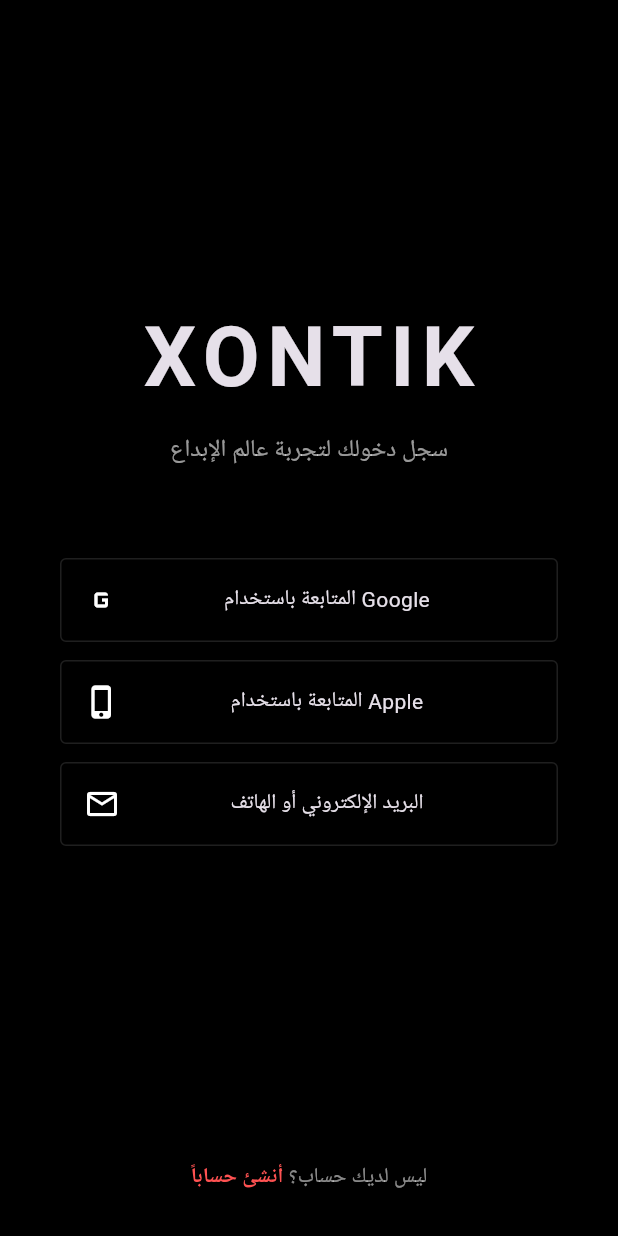
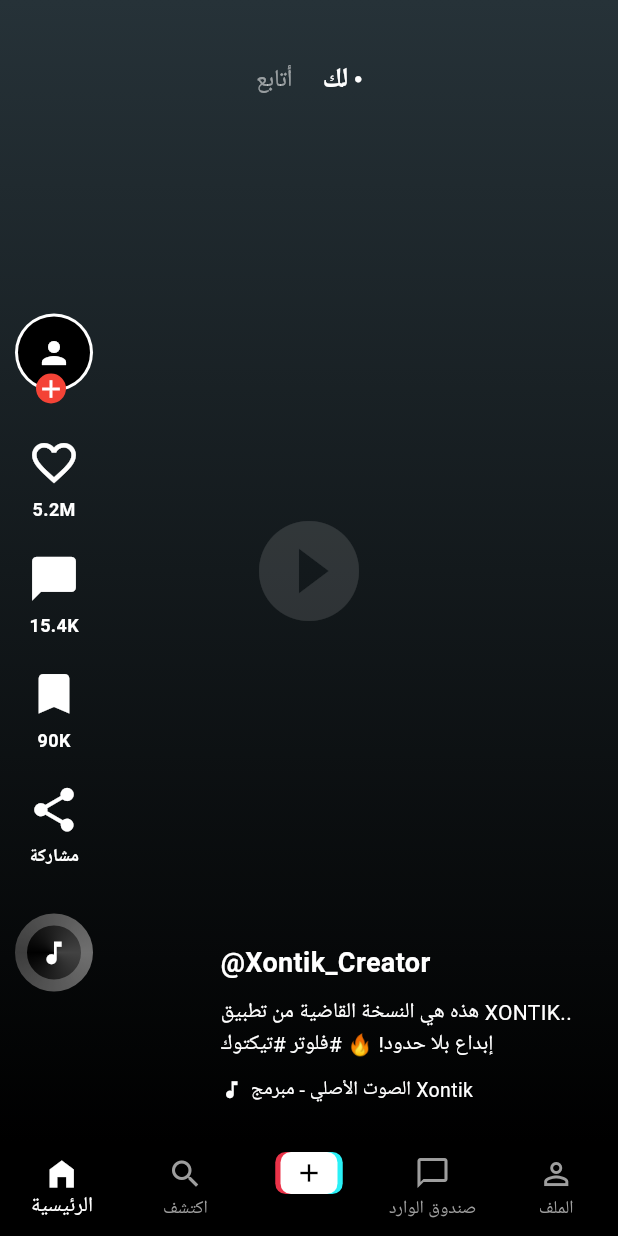
Before and after one commit to express-shopping/Xontik_V2, a Flutter app: the screen it shows after launch, on a phone screen of 412 x 824 dp. Run offline on Flutter 3.47's test engine with Material 3 defaults, Android fonts, the phone set to English and light mode, and no system bars.

Commit message:
Explosive Release: Full TikTok Experience

```diff
--- a/lib/main.dart
+++ b/lib/main.dart
@@ -1,147 +1,191 @@
 import 'package:flutter/material.dart';
 
-void main() => runApp(const XontikProApp());
+void main() => runApp(const XontikMasterpiece());
 
-class XontikProApp extends StatelessWidget {
-  const XontikProApp({super.key});
+class XontikMasterpiece extends StatelessWidget {
+  const XontikMasterpiece({super.key});
   @override
   Widget build(BuildContext context) {
     return MaterialApp(
       debugShowCheckedModeBanner: false,
-      theme: ThemeData.dark().copyWith(scaffoldBackgroundColor: Colors.black),
-      home: const TikTokAuthPage(),
+      theme: ThemeData.dark().copyWith(
+        scaffoldBackgroundColor: Colors.black,
+        bottomNavigationBarTheme: const BottomNavigationBarThemeData(
+          backgroundColor: Colors.black,
+          selectedItemColor: Colors.white,
+          unselectedItemColor: Colors.grey,
+        ),
+      ),
+      home: const MainTikTokScaffold(),
     );
   }
 }
 
-// --- شاشة الدخول الراقية ---
-class TikTokAuthPage extends StatelessWidget {
-  const TikTokAuthPage({super.key});
+class MainTikTokScaffold extends StatefulWidget {
+  const MainTikTokScaffold({super.key});
+  @override
+  State<MainTikTokScaffold> createState() => _MainTikTokScaffoldState();
+}
+
+class _MainTikTokScaffoldState extends State<MainTikTokScaffold> {
+  int _selectedIndex = 0;
+
   @override
   Widget build(BuildContext context) {
     return Scaffold(
-      body: Container(
-        padding: const EdgeInsets.symmetric(horizontal: 40),
-        child: Column(
+      body: IndexedStack(
+        index: _selectedIndex,
         children: [
-            const Spacer(),
-            const Text("XONTIK", style: TextStyle(fontSize: 55, fontWeight: FontWeight.bold, letterSpacing: 5)),
-            const SizedBox(height: 10),
-            const Text("سجل دخولك لتجربة عالم الإبداع", style: TextStyle(color: Colors.white60, fontSize: 16)),
-            const SizedBox(height: 60),
-            _socialButton(Icons.g_mobiledata, "المتابعة باستخدام Google"),
-            _socialButton(Icons.phone_iphone, "المتابعة باستخدام Apple"),
-            _socialButton(Icons.mail_outline, "البريد الإلكتروني أو الهاتف"),
-            const Spacer(),
-            // زر إنشاء حساب صغير في الأسفل
-            Padding(
-              padding: const EdgeInsets.only(bottom: 30),
-              child: InkWell(
-                onTap: () => Navigator.push(context, MaterialPageRoute(builder: (context) => const TikTokFeed())),
-                child: RichText(
-                  text: const TextSpan(
-                    text: "ليس لديك حساب؟ ",
-                    style: TextStyle(color: Colors.white54),
-                    children: [
-                      TextSpan(text: "أنشئ حساباً", style: TextStyle(color: Colors.redAccent, fontWeight: FontWeight.bold)),
+          const TikTokFeedView(), // شاشة الفيديوهات الرئيسية
+          const Center(child: Text("اكتشف الصيحات الجديدة")),
+          const Center(child: Text("الكاميرا قيد التطوير")),
+          const Center(child: Text("صندوق الوارد فارغ")),
+          const Center(child: Text("الملف الشخصي الاحترافي")),
         ],
       ),
-                ),
-              ),
-            ),
+      bottomNavigationBar: BottomNavigationBar(
+        currentIndex: _selectedIndex,
+        onTap: (index) => setState(() => _selectedIndex = index),
+        type: BottomNavigationBarType.fixed,
+        items: [
+          const BottomNavigationBarItem(icon: Icon(Icons.home_filled), label: 'الرئيسية'),
+          const BottomNavigationBarItem(icon: Icon(Icons.search), label: 'اكتشف'),
+          BottomNavigationBarItem(icon: _buildPlusIcon(), label: ''),
+          const BottomNavigationBarItem(icon: Icon(Icons.chat_bubble_outline), label: 'صندوق الوارد'),
+          const BottomNavigationBarItem(icon: Icon(Icons.person_outline), label: 'الملف'),
         ],
-        ),
       ),
     );
   }
 
-  Widget _socialButton(IconData icon, String label) => Container(
-    margin: const EdgeInsets.only(bottom: 12),
-    padding: const EdgeInsets.all(15),
-    decoration: BoxDecoration(border: Border.all(color: Colors.white12), borderRadius: BorderRadius.circular(4)),
-    child: Row(children: [Icon(icon), Expanded(child: Text(label, textAlign: TextAlign.center))]),
-  );
-}
-
-// --- شاشة الفيديوهات التفاعلية ---
-class TikTokFeed extends StatelessWidget {
-  const TikTokFeed({super.key});
-  @override
-  Widget build(BuildContext context) {
-    return Scaffold(
-      body: PageView.builder(
-        scrollDirection: Axis.vertical,
-        itemBuilder: (context, index) => VideoPlayerItem(index: index),
+  Widget _buildPlusIcon() {
+    return SizedBox(
+      width: 45,
+      height: 28,
+      child: Stack(
+        children: [
+          Container(
+            margin: const EdgeInsets.only(left: 10),
+            width: 38,
+            decoration: BoxDecoration(color: const Color(0xFF2af1f7), borderRadius: BorderRadius.circular(7)),
           ),
-      bottomNavigationBar: BottomNavigationBar(
-        backgroundColor: Colors.black,
-        selectedItemColor: Colors.white,
-        unselectedItemColor: Colors.white38,
-        type: BottomNavigationBarType.fixed,
-        items: const [
-          BottomNavigationBarItem(icon: Icon(Icons.home_filled), label: 'الرئيسية'),
-          BottomNavigationBarItem(icon: Icon(Icons.explore), label: 'اكتشف'),
-          BottomNavigationBarItem(icon: Icon(Icons.add_box, size: 40), label: ''),
-          BottomNavigationBarItem(icon: Icon(Icons.chat_bubble_outline), label: 'الرسائل'),
-          BottomNavigationBarItem(icon: Icon(Icons.person_outline), label: 'الملف'),
+          Container(
+            margin: const EdgeInsets.only(right: 10),
+            width: 38,
+            decoration: BoxDecoration(color: const Color(0xFFeb3349), borderRadius: BorderRadius.circular(7)),
+          ),
+          Center(
+            child: Container(
+              height: double.infinity,
+              width: 38,
+              decoration: BoxDecoration(color: Colors.white, borderRadius: BorderRadius.circular(7)),
+              child: const Icon(Icons.add, color: Colors.black, size: 20),
+            ),
+          ),
         ],
       ),
     );
   }
 }
 
-class VideoPlayerItem extends StatefulWidget {
-  final int index;
-  const VideoPlayerItem({super.key, required this.index});
+// --- محرك الفيديوهات (TikTok Style) ---
+class TikTokFeedView extends StatelessWidget {
+  const TikTokFeedView({super.key});
   @override
-  State<VideoPlayerItem> createState() => _VideoPlayerItemState();
+  Widget build(BuildContext context) {
+    return PageView.builder(
+      scrollDirection: Axis.vertical,
+      itemBuilder: (context, index) => VideoItem(index: index),
+    );
+  }
 }
 
-class _VideoPlayerItemState extends State<VideoPlayerItem> {
+class VideoItem extends StatefulWidget {
+  final int index;
+  const VideoItem({super.key, required this.index});
+  @override
+  State<VideoItem> createState() => _VideoItemState();
+}
+
+class _VideoItemState extends State<VideoItem> {
   bool isLiked = false;
   bool isFollowed = false;
 
   @override
   Widget build(BuildContext context) {
     return Stack(
+      fit: StackFit.expand,
       children: [
-        // خلفية الفيديو (تأثير متدرج راقٍ)
+        // محاكاة الفيديو مع تدرج لوني فخم
         Container(
           decoration: BoxDecoration(
             gradient: LinearGradient(
               begin: Alignment.topCenter,
               end: Alignment.bottomCenter,
-              colors: [Colors.grey[900]!, Colors.black],
+              colors: [Colors.blueGrey[900]!, Colors.black],
             ),
           ),
-          child: const Center(child: Icon(Icons.play_circle_fill, size: 80, color: Colors.white10)),
+          child: const Center(child: Icon(Icons.play_circle_fill, size: 80, color: Colors.white12)),
         ),
-        // الأزرار الجانبية على اليسار (تعمل بالضغط!)
+
+        // الجزء العلوي: For You & Following
+        const Positioned(
+          top: 40,
+          left: 0, right: 0,
+          child: Row(
+            mainAxisAlignment: MainAxisAlignment.center,
+            children: [
+              Text("أتابع", style: TextStyle(color: Colors.white54, fontSize: 16)),
+              SizedBox(width: 20),
+              Text("لك", style: TextStyle(color: Colors.white, fontSize: 18, fontWeight: FontWeight.bold)),
+              SizedBox(width: 4),
+              Icon(Icons.circle, size: 5, color: Colors.white),
+            ],
+          ),
+        ),
+
+        // الأزرار التفاعلية بجهة اليسار (TikTok Layout)
         Positioned(
-          left: 15,
+          left: 10,
           bottom: 100,
           child: Column(
             children: [
-              _profileWithFollow(),
-              const SizedBox(height: 25),
-              _sideAction(isLiked ? Icons.favorite : Icons.favorite_border, "2.5M", isLiked ? Colors.red : Colors.white, () {
-                setState(() => isLiked = !isLiked); // القلب يعمل الآن!
+              _buildProfile(),
+              const SizedBox(height: 20),
+              _buildSideAction(isLiked ? Icons.favorite : Icons.favorite_border, "5.2M", isLiked ? Colors.red : Colors.white, () {
+                setState(() => isLiked = !isLiked);
               }),
-              _sideAction(Icons.insert_comment, "1.2K", Colors.white, () {}),
-              _sideAction(Icons.share, "مشاركة", Colors.white, () {}),
+              _buildSideAction(Icons.chat_bubble, "15.4K", Colors.white, () {}),
+              _buildSideAction(Icons.bookmark, "90K", Colors.white, () {}),
+              _buildSideAction(Icons.share, "مشاركة", Colors.white, () {}),
+              const SizedBox(height: 20),
+              _buildMusicDisc(), // أسطوانة الموسيقى الدوارة
             ],
           ),
         ),
-        // وصف الفيديو على اليمين
+
+        // وصف الفيديو والمعلومات بجهة اليمين
         Positioned(
           right: 15,
-          bottom: 30,
+          bottom: 25,
           child: Column(
             crossAxisAlignment: CrossAxisAlignment.start,
             children: [
-              Text("@user_xontik_${widget.index}", style: const TextStyle(fontWeight: FontWeight.bold, fontSize: 17)),
+              const Text("@Xontik_Creator", style: TextStyle(fontWeight: FontWeight.bold, fontSize: 18, color: Colors.white)),
               const SizedBox(height: 10),
-              const Text("تصميم راقٍ ومميزات تيك توك كاملة 🚀"),
+              const SizedBox(
+                width: 250,
+                child: Text("هذه هي النسخة القاضية من تطبيق XONTIK.. إبداع بلا حدود! 🔥 #فلوتر #تيكتوك",
+                style: TextStyle(color: Colors.white, fontSize: 14), overflow: TextOverflow.ellipsis, maxLines: 2),
+              ),
+              const SizedBox(height: 10),
+              Row(
+                children: const [
+                  Icon(Icons.music_note, size: 15, color: Colors.white),
+                  SizedBox(width: 5),
+                  Text("الصوت الأصلي - مبرمج Xontik", style: TextStyle(color: Colors.white, fontSize: 13)),
+                ],
+              ),
             ],
           ),
         ),
@@ -149,26 +193,55 @@
     );
   }
 
-  Widget _profileWithFollow() => Stack(
+  Widget _buildProfile() {
+    return Stack(
       clipBehavior: Clip.none,
       children: [
-      const CircleAvatar(radius: 26, backgroundColor: Colors.white, child: CircleAvatar(radius: 24, backgroundColor: Colors.black, child: Icon(Icons.person))),
+        Container(
+          padding: const EdgeInsets.all(2),
+          decoration: const BoxDecoration(color: Colors.white, shape: BoxShape.circle),
+          child: const CircleAvatar(radius: 24, backgroundColor: Colors.black, child: Icon(Icons.person, color: Colors.white)),
+        ),
         if (!isFollowed)
           Positioned(
-          bottom: -8, left: 16,
+            bottom: -8, left: 14,
             child: GestureDetector(
-            onTap: () => setState(() => isFollowed = true), // زر المتابعة يعمل!
-            child: const CircleAvatar(radius: 10, backgroundColor: Colors.red, child: Icon(Icons.add, size: 16, color: Colors.white)),
+              onTap: () => setState(() => isFollowed = true),
+              child: Container(
+                decoration: const BoxDecoration(color: Colors.red, shape: BoxShape.circle),
+                child: const Icon(Icons.add, size: 20, color: Colors.white),
+              ),
             ),
           ),
       ],
     );
+  }
 
-  Widget _sideAction(IconData icon, String label, Color color, VoidCallback onTap) => GestureDetector(
+  Widget _buildSideAction(IconData icon, String label, Color color, VoidCallback onTap) {
+    return GestureDetector(
       onTap: onTap,
       child: Padding(
-      padding: const EdgeInsets.symmetric(vertical: 12),
-      child: Column(children: [Icon(icon, size: 38, color: color), const SizedBox(height: 4), Text(label, style: const TextStyle(fontSize: 12))]),
+        padding: const EdgeInsets.symmetric(vertical: 10),
+        child: Column(
+          children: [
+            Icon(icon, size: 35, color: color),
+            const SizedBox(height: 5),
+            Text(label, style: const TextStyle(color: Colors.white, fontSize: 12, fontWeight: FontWeight.bold)),
+          ],
+        ),
       ),
     );
   }
+
+  Widget _buildMusicDisc() {
+    return Container(
+      padding: const EdgeInsets.all(8),
+      decoration: BoxDecoration(
+        gradient: SweepGradient(colors: [Colors.grey[800]!, Colors.black, Colors.grey[800]!]),
+        shape: BoxShape.circle,
+        border: Border.all(color: Colors.white24, width: 8),
+      ),
+      child: const Icon(Icons.music_note, size: 20, color: Colors.white),
+    );
+  }
+}
```
Lines whose indentation alone changed are shown as unchanged.
